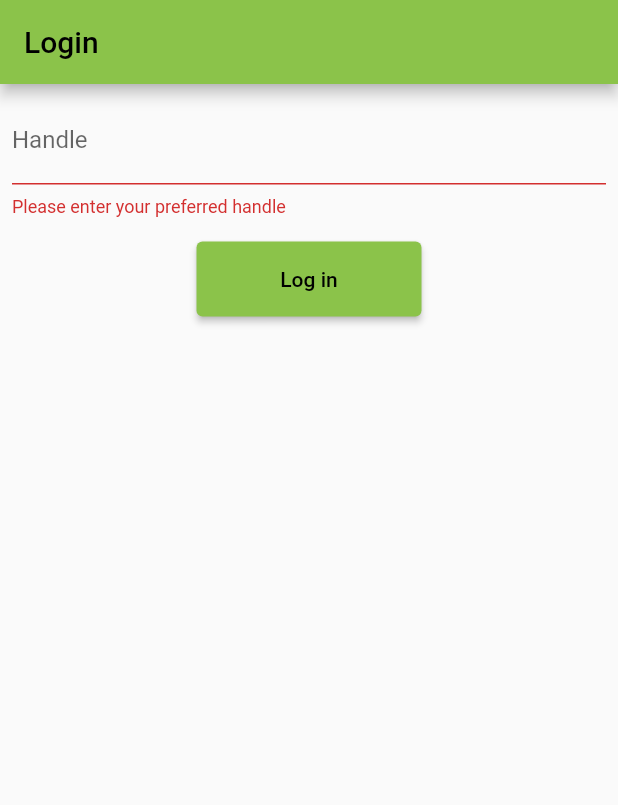
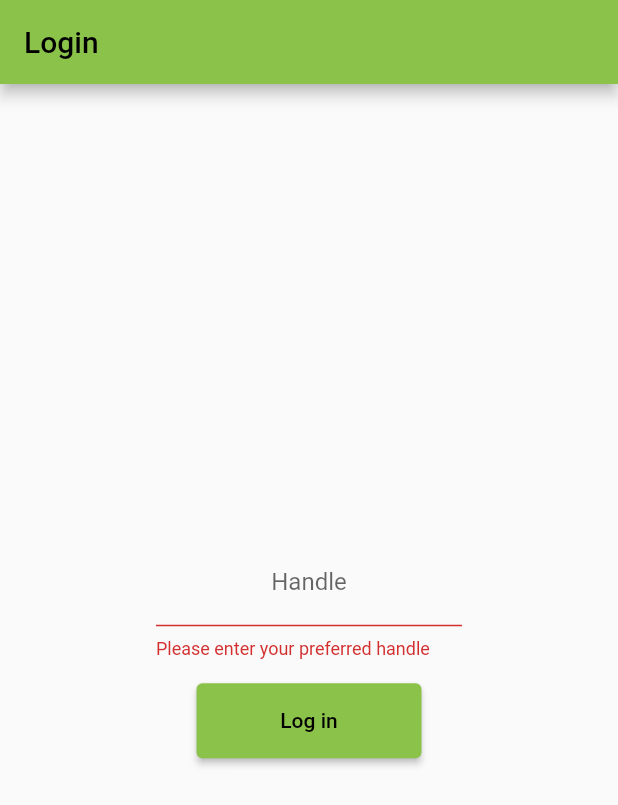
Before and after one commit to uint/mini-chat, a Flutter app: the screen it shows after launch, after a tap on "Log in", on a phone screen of 412 x 824 dp. Shown: the top 805 px of the screen. Run offline on Flutter 3.47's test engine with Material 2 defaults, Android fonts, the phone set to English and light mode, and no system bars; our stand-ins replace flutter_riverpod.

Commit message:
client: cosmetic

```diff
--- a/client/lib/login_screen.dart
+++ b/client/lib/login_screen.dart
@@ -59,22 +59,31 @@ class LoginFormState extends ConsumerState<LoginForm> {
 
   @override
   Widget build(BuildContext context) {
-    return Padding(
+    return Center(
+      child: Container(
+        width: 220,
+        alignment: Alignment.center,
         padding: const EdgeInsets.all(8.0),
         child: Form(
           key: _formKey,
+          child: Expanded(
             child: Column(
-          crossAxisAlignment: CrossAxisAlignment.start,
+              mainAxisAlignment: MainAxisAlignment.center,
+              crossAxisAlignment: CrossAxisAlignment.center,
               children: [
                 HandleField(
-                handleController: _handleController, processing: _processing),
+                    handleController: _handleController,
+                    processing: _processing),
                 Padding(
                   padding: const EdgeInsets.symmetric(vertical: 16.0),
                   child: Center(
-                child: SubmitButton(onPressed: _processing ? null : _submit),
+                    child:
+                        SubmitButton(onPressed: _processing ? null : _submit),
                   ),
                 ),
               ],
+            ),
+          ),
         ),
       ),
     );
@@ -97,12 +106,13 @@ class HandleField extends StatelessWidget {
   @override
   Widget build(BuildContext context) {
     return TextFormField(
+      textAlign: TextAlign.center,
       autovalidateMode: AutovalidateMode.onUserInteraction,
       controller: _handleController,
       enabled: !_processing,
       decoration: const InputDecoration(
         border: UnderlineInputBorder(),
-        labelText: 'Handle',
+        label: Center(child: Text("Handle")),
       ),
       validator: (value) {
         if (value == null || value.isEmpty) {
@@ -110,7 +120,7 @@ class HandleField extends StatelessWidget {
         }
 
         if (value.length > 16) {
-          return 'The handle can be at most 16 characters long';
+          return 'Please use at most 16 characters';
         }
 
         if (!validCharacters.hasMatch(value)) {
```
Lines whose indentation alone changed are shown as unchanged.
